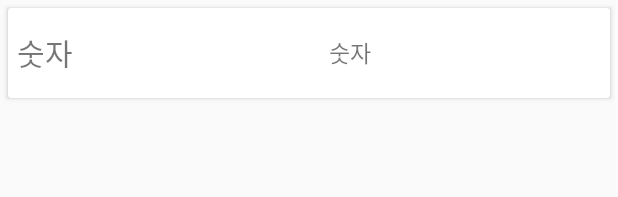
After one commit to ehdqls1003/poorain2, an Android app: the layout activity_showrecipe_recyclerview_item.xml on its own in the app's theme, with its tools: preview values and no code run, on a phone screen of 412 x 824 dp. The commit adds this screen. Shown: the top 197 px of the screen. Run offline under Robolectric (Android 15) with nearby library versions, the phone set to English and light mode, and no system bars.

Commit message:
월드컵하고 재료까지나오는것까지함

```diff
--- a/app/build.gradle
+++ b/app/build.gradle
@@ -31,5 +31,7 @@ dependencies {
     implementation 'com.google.code.gson:gson:2.8.6'
     implementation 'org.jsoup:jsoup:1.11.3'
     implementation 'com.google.code.gson:gson:2.8.6'
+    implementation 'androidx.recyclerview:recyclerview:1.1.0'
+    implementation 'com.android.support:cardview-v7:29.2.0'
 
 }
--- a/app/src/main/AndroidManifest.xml
+++ b/app/src/main/AndroidManifest.xml
@@ -11,7 +11,7 @@
         android:roundIcon="@mipmap/ic_launcher_round"
         android:supportsRtl="true"
         android:theme="@style/AppTheme">
-        <activity android:name=".DatasaveActivity"></activity>
+        <activity android:name=".Recipe"></activity>
         <activity android:name=".ShowrecipeActivity" />
         <activity android:name=".MainActivity" />
         <activity android:name=".MakepartyActivity" />
@@ -21,8 +21,9 @@
         <activity android:name=".PlaceActivity" />
         <activity android:name=".LoginActivity" />
         <activity android:name=".SignupActivity" />
+
         <activity
-            android:name=".Recipe"
+            android:name=".DatasaveActivity"
             android:screenOrientation="landscape">
             <intent-filter>
                 <action android:name="android.intent.action.MAIN" />
--- a/app/src/main/java/com/kplo/myapplication/Recipejson3.java
+++ b/app/src/main/java/com/kplo/myapplication/Recipejson3.java
@@ -1,7 +1,6 @@
 package com.kplo.myapplication;
 
 public class Recipejson3 {
-
 
     private String RECIPE_ID;
     private String IRDNT_NM;
--- /dev/null
+++ b/app/src/main/res/layout/activity_showrecipe_recyclerview_item.xml
@@ -0,0 +1,43 @@
+<?xml version="1.0" encoding="utf-8"?>
+<androidx.cardview.widget.CardView xmlns:android="http://schemas.android.com/apk/res/android"
+    xmlns:app="http://schemas.android.com/apk/res-auto"
+    xmlns:card_view="http://schemas.android.com/tools"
+    android:id="@+id/cardview"
+    android:layout_width="match_parent"
+    android:layout_height="wrap_content"
+    android:layout_margin="5dp"
+    card_view:cardCornerRadius="5dp">
+
+
+    <androidx.constraintlayout.widget.ConstraintLayout
+        android:layout_width="match_parent"
+        android:layout_height="match_parent">
+
+        <TextView
+            android:id="@+id/number_r"
+            android:layout_width="50dp"
+            android:layout_height="60dp"
+            app:layout_constraintLeft_toLeftOf="parent"
+            app:layout_constraintTop_toTopOf="parent"
+            android:text="숫자"
+            android:textSize="20dp"
+            android:gravity="center"
+            />
+        <TextView
+            android:id="@+id/how_r"
+            android:layout_width="match_parent"
+            android:layout_height="60dp"
+            android:layout_marginLeft="55dp"
+            app:layout_constraintRight_toRightOf="parent"
+            app:layout_constraintTop_toTopOf="parent"
+            android:text="숫자"
+            android:textSize="15dp"
+            android:gravity="center"
+            />
+
+
+
+    </androidx.constraintlayout.widget.ConstraintLayout>
+
+
+</androidx.cardview.widget.CardView>
```
Also changed, not shown: app/src/main/java/com/kplo/myapplication/DatasaveActivity.java (+53 -2 lines), app/src/main/java/com/kplo/myapplication/Recipe.java (+17 -1 lines), app/src/main/java/com/kplo/myapplication/ShowrecipeActivity.java (+108 -61 lines), app/src/main/java/com/kplo/myapplication/ShowrecipeActivity_Adapter.java (added, +102 -0 lines), app/src/main/res/layout/activity_datasave.xml (+10 -0 lines), app/src/main/res/layout/activity_showrecipe.xml (+56 -3 lines).
